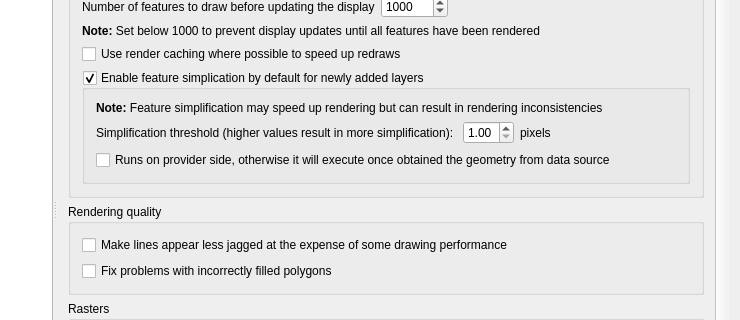
Qt form src/ui/qgsoptionsbase.ui (qgis/QGIS) before a commit; both pictures show x 108 to 848 and y 130 to 450 of the 848 by 705 pixel window.
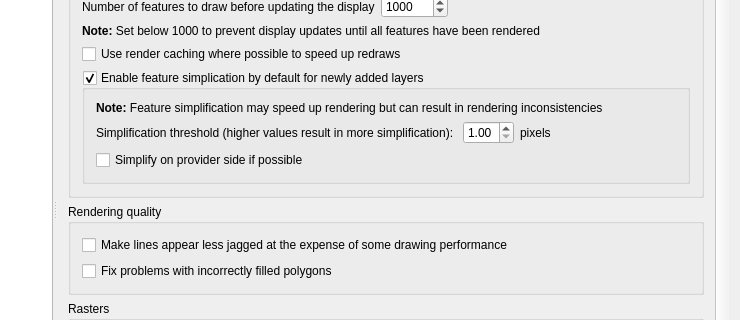
The same form after that commit. The open tabs and pages were chosen to show the change. Icons and pictures are not drawn. Custom widgets are drawn as their Qt base class.

Diff of the .ui file:
```diff
--- a/src/ui/qgsoptionsbase.ui
+++ b/src/ui/qgsoptionsbase.ui
@@ -1755,7 +1755,7 @@
                      <item row="2" column="1" colspan="4">
                       <widget class="QCheckBox" name="mSimplifyDrawingAtProvider">
                        <property name="text">
-                        <string>Runs on provider side, otherwise it will execute once obtained the geometry from data source</string>
+                        <string>Simplify on provider side if possible</string>
                        </property>
                       </widget>
                      </item>
```
